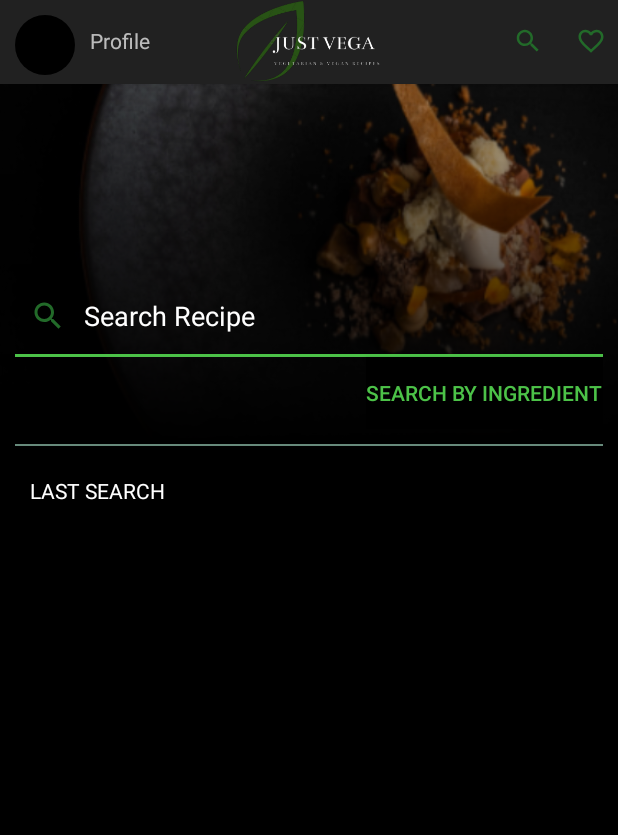
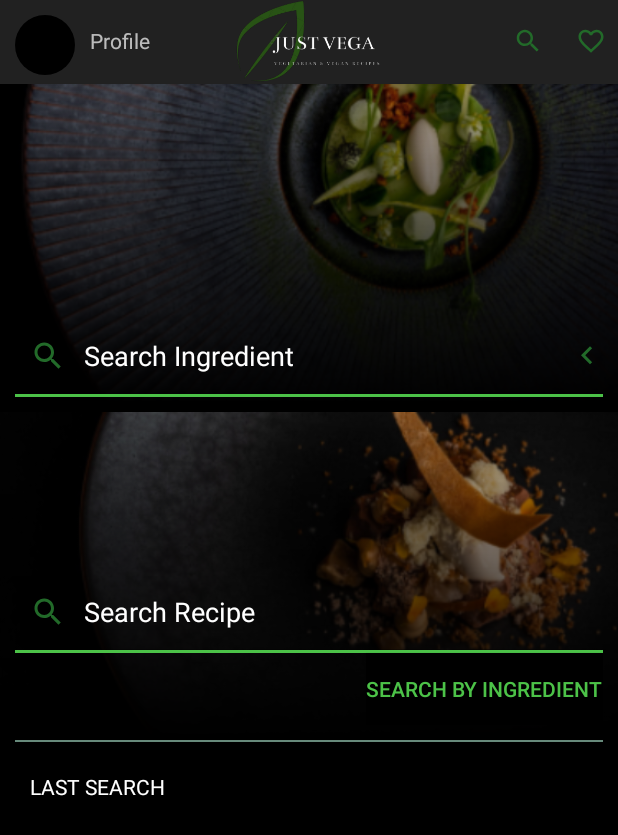
Before and after one commit to iu-u/Just-Vega, an Android app: the SearchActivity screen opened directly, with no data from a screen before it, on a phone screen of 412 x 824 dp. Shown: the top 835 px of the screen. Run offline under Robolectric (Android 15) with nearby library versions, the phone set to English and light mode, and no system bars; our stand-ins replace Firebase (no records; nobody signed in at launch, a user with empty details on screens opened directly); libraries missing offline, so code that uses them is left out: com.facebook, com.facebook.appevents; pictures from the network do not load; 4 statements that could not run were skipped.

Commit message:
Add layout Search Ingredients in Search Activity

```diff
--- /dev/null
+++ b/app/src/main/res/drawable/fade_search_ingredient.xml
@@ -0,0 +1,13 @@
+<?xml version="1.0" encoding="utf-8"?>
+<layer-list xmlns:android="http://schemas.android.com/apk/res/android">
+    <item android:drawable="@drawable/search_ingredient" />
+    <item>
+        <shape android:shape="rectangle">
+            <gradient
+                android:angle="270"
+                android:endColor="@color/colorBlack"
+                android:startColor="#00000000"
+                android:type="linear" />
+        </shape>
+    </item>
+</layer-list>
--- /dev/null
+++ b/app/src/main/res/drawable/ic_arrow_left_green.xml
@@ -0,0 +1,5 @@
+<vector android:height="24dp" android:tint="#226A29"
+    android:viewportHeight="24.0" android:viewportWidth="24.0"
+    android:width="24dp" xmlns:android="http://schemas.android.com/apk/res/android">
+    <path android:fillColor="#FF000000" android:pathData="M15.41,16.09l-4.58,-4.59 4.58,-4.59L14,5.5l-6,6 6,6z"/>
+</vector>
--- a/app/src/main/res/layout/activity_search_recipe.xml
+++ b/app/src/main/res/layout/activity_search_recipe.xml
@@ -12,8 +12,74 @@
     </include>
 
     <RelativeLayout
+        android:id="@+id/layout_search_ingredient"
         android:layout_width="match_parent"
-        android:layout_height="240dp"
+        android:layout_height="0dp"
+        android:layout_weight="0.40"
+        android:background="@color/colorBlack">
+
+        <ImageView
+            android:layout_width="match_parent"
+            android:layout_height="match_parent"
+            android:src="@drawable/fade_search_ingredient"
+            android:scaleType="fitXY">
+        </ImageView>
+
+        <LinearLayout
+            android:layout_width="match_parent"
+            android:layout_height="wrap_content"
+            android:orientation="vertical"
+            android:layout_alignParentBottom="true"
+            android:layout_marginBottom="10dp">
+
+            <LinearLayout
+                android:layout_width="match_parent"
+                android:layout_height="wrap_content"
+                android:orientation="horizontal">
+
+                <SearchView
+                    android:id="@+id/searchView_recipe"
+                    android:layout_width="0dp"
+                    android:layout_weight="0.90"
+                    android:layout_height="50dp"
+                    android:theme="@style/SearchViewStyle"
+                    android:searchIcon="@drawable/ic_search_black_24dp"
+                    android:queryHint="Search Ingredient"
+                    >
+                </SearchView>
+
+                <ImageButton
+                    android:id="@+id/backToRecipe"
+                    android:layout_width="0dp"
+                    android:layout_weight="0.10"
+                    android:layout_height="wrap_content"
+                    android:background="@android:color/transparent"
+                    android:src="@drawable/ic_arrow_left_green"
+                    android:layout_gravity="center_vertical">
+                </ImageButton>
+            </LinearLayout>
+
+            <View
+                style="@style/Divider2"
+                android:layout_height="2dp"
+                android:layout_width="match_parent"
+                android:layout_marginLeft="10dp"
+                android:layout_marginRight="10dp"
+                android:background="@color/colorBackgroundGreen">
+            </View>
+
+            <LinearLayout
+                android:layout_width="match_parent"
+                android:layout_height="wrap_content">
+            </LinearLayout>
+        </LinearLayout>
+    </RelativeLayout>
+
+    <RelativeLayout
+        android:id="@+id/layout_search_recipe"
+        android:layout_width="match_parent"
+        android:layout_height="0dp"
+        android:layout_weight="0.40"
         android:background="@color/colorBlack">
 
         <ImageView
@@ -48,8 +114,6 @@
                 android:background="@color/colorBackgroundGreen">
             </View>
 
-
-
             <Button
                 android:id="@+id/btn_search_ingredient"
                 android:layout_width="wrap_content"
@@ -76,7 +140,8 @@
     <LinearLayout
         android:id="@+id/lastSearchLayout"
         android:layout_width="match_parent"
-        android:layout_height="200dp"
+        android:layout_height="0dp"
+        android:layout_weight="0.60"
 
         android:orientation="vertical">
 
@@ -93,7 +158,7 @@
         android:id="@+id/recyclerViewLayout"
         android:layout_width="match_parent"
         android:layout_height="0dp"
-        android:layout_weight="0.5"
+        android:layout_weight="0.60"
         android:background="@color/colorBlack"
         android:orientation="vertical">
 
--- a/app/src/main/res/values/styles.xml
+++ b/app/src/main/res/values/styles.xml
@@ -67,12 +67,6 @@
         <item name="android:clickable">true</item>
     </style>
 
-    <style name="Search" parent="Widget.AppCompat.SearchView">
-        <item name="searchIcon">@drawable/ic_search_black_24dp</item>
-        <item name="queryHint">@string/search_by_recipe</item>
-        <item name="backgroundColor">@color/colorBlack</item>
-    </style>
-
     <style name="AlertDialogTheme" parent="Theme.AppCompat.Light.Dialog.Alert">
         <item name="android:windowAnimationStyle">@android:style/Animation.Dialog</item>
     </style>
```
Also changed, not shown: app/src/main/res/drawable/search_ingredient.png (added).
